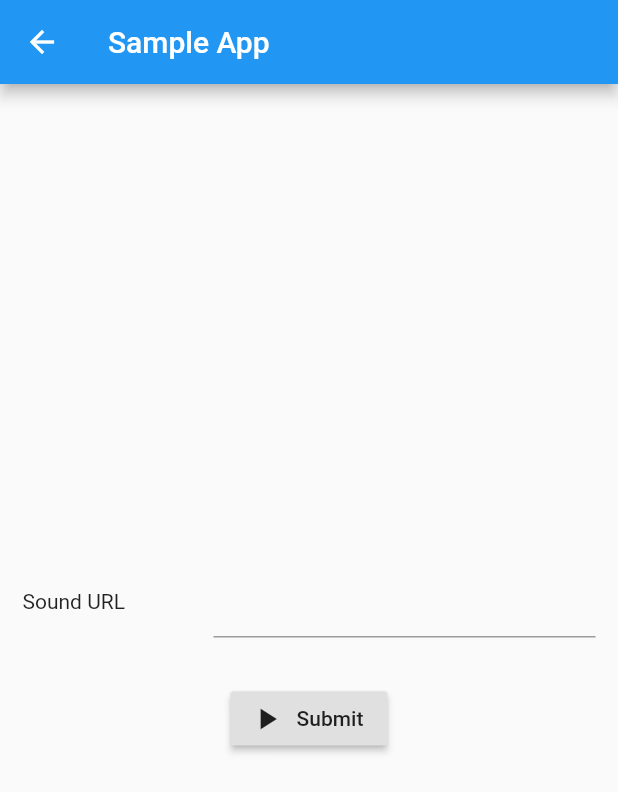
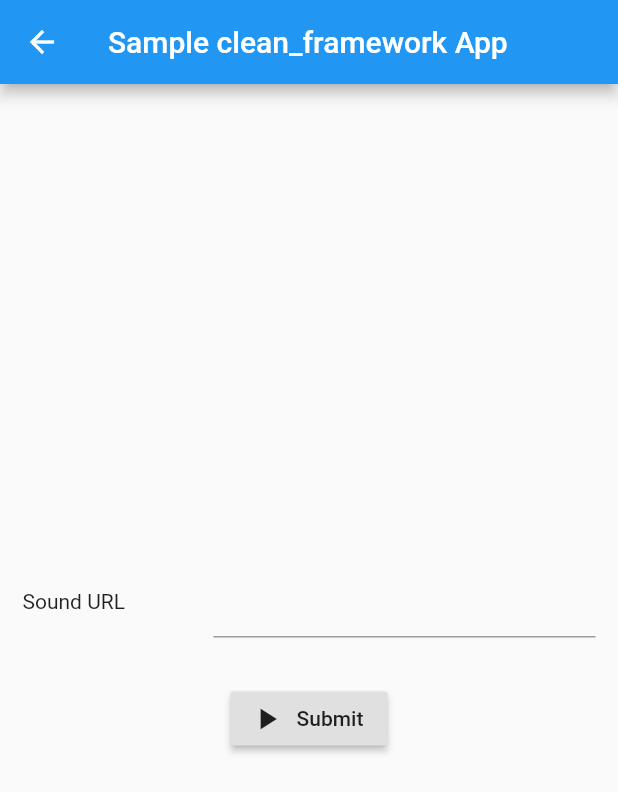
Before and after one commit to warpaltarpers/clean_audio_player, a Flutter app: the SoundScreen screen opened directly with empty values, on a phone screen of 412 x 824 dp. Shown: the top 792 px of the screen. Run offline on Flutter 3.47's test engine with Material 2 defaults, Android fonts, the phone set to English and light mode, and no system bars; our stand-ins replace equatable; missing offline and left inert: audioplayer, clean_framework.

```diff
--- a/lib/main.dart
+++ b/lib/main.dart
@@ -1,10 +1,10 @@
 import 'package:flutter/material.dart';
 import 'sound/ui/main_screen.dart';
+
 void main() {
   runApp(
     MaterialApp(
       home: MainScreen(),
-      title: 'Sample clean_framework App',
     ),
   );
 }
--- a/lib/sound/ui/sound_screen.dart
+++ b/lib/sound/ui/sound_screen.dart
@@ -13,7 +13,7 @@ class SoundScreen extends Screen {
   Widget build(BuildContext context) {
     return Scaffold(
       appBar: AppBar(
-        title: Text('Sample App'),
+        title: Text('Sample clean_framework App'),
       ),
       body: Center(
         child: Column(
```
Also changed, not shown: lib/sound/bloc/sound_usecase.dart (+6 -12 lines).
